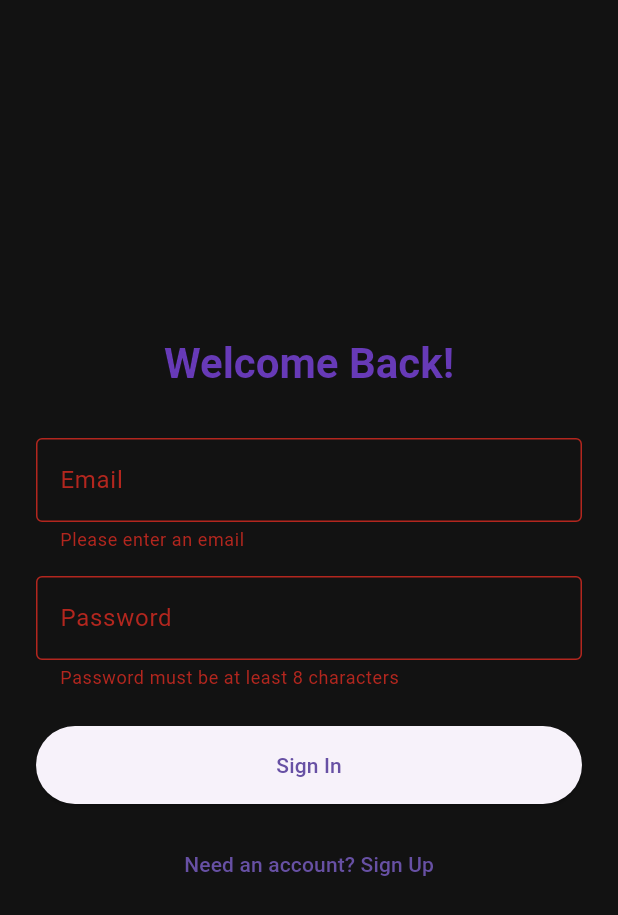
After one commit to HoriaCns/Expense-Tracker-Application, a Flutter app: the AuthScreen screen opened directly, after a tap on "Sign In", on a phone screen of 412 x 824 dp. The commit adds this screen. Shown: the top 915 px of the screen. Run offline on Flutter 3.47's test engine with Material 3 defaults, Android fonts, the phone set to English and light mode, and no system bars; our stand-ins replace appwrite, flutter_slidable; network calls fail.

Commit message:
Implemented Appwrite database functionality, as well as Auth functionality

```diff
--- /dev/null
+++ b/lib/api/appwrite_client.dart
@@ -0,0 +1,95 @@
+import 'package:appwrite/appwrite.dart';
+import 'package:appwrite/models.dart' as models;
+import 'package:expense_tracker/models/expense.dart';
+
+class AppwriteClient {
+  Client client = Client();
+  late final Account account;
+  late final Databases databases;
+
+  // --- Appwrite Project Details ---
+  final String endpoint = 'https://cloud.appwrite.io/v1';
+  final String projectId = '6888d41200119a354530';
+  final String databaseId = '6888d9030028080295df';
+  final String collectionId = '6888d90a000c303ab5e1'; // For expenses
+
+  AppwriteClient() {
+    client
+        .setEndpoint(endpoint)
+        .setProject(projectId)
+        .setSelfSigned(status: true);
+
+    account = Account(client);
+    databases = Databases(client);
+  }
+
+  // --- Authentication Methods ---
+
+  // CORRECTED: The return type is now Future<models.User?>
+  Future<models.User?> getCurrentUser() async {
+    try {
+      return await account.get();
+    } on AppwriteException {
+      return null;
+    }
+  }
+
+  Future<models.Session> signIn({required String email, required String password}) {
+    return account.createEmailPasswordSession(email: email, password: password);
+  }
+
+  Future<models.User> signUp({required String email, required String password}) {
+    return account.create(userId: ID.unique(), email: email, password: password);
+  }
+
+  Future<void> signOut() async {
+    await account.deleteSession(sessionId: 'current');
+  }
+
+  // --- Database Methods ---
+  Future<List<Expense>> getExpenses(String userId) async {
+    try {
+      final response = await databases.listDocuments(
+        databaseId: databaseId,
+        collectionId: collectionId,
+        queries: [
+          Query.equal('userId', userId),
+        ],
+      );
+
+      return response.documents.map((doc) {
+        return Expense(
+          id: doc.$id,
+          title: doc.data['title'],
+          amount: (doc.data['amount'] as num).toDouble(),
+          date: DateTime.parse(doc.data['date']),
+        );
+      }).toList();
+    } on AppwriteException catch (e) {
+      print('Error fetching expenses: $e');
+      return [];
+    }
+  }
+
+  Future<void> addExpense(Expense expense, String userId) async {
+    await databases.createDocument(
+      databaseId: databaseId,
+      collectionId: collectionId,
+      documentId: ID.unique(),
+      data: {
+        'title': expense.title,
+        'amount': expense.amount,
+        'date': expense.date.toIso8601String(),
+        'userId': userId,
+      },
+    );
+  }
+
+  Future<void> deleteExpense(String documentId) async {
+    await databases.deleteDocument(
+      databaseId: databaseId,
+      collectionId: collectionId,
+      documentId: documentId,
+    );
+  }
+}
--- /dev/null
+++ b/lib/api/auth_notifier.dart
@@ -0,0 +1,67 @@
+import 'package:flutter/material.dart';
+import 'package:appwrite/models.dart' as models;
+import 'package:expense_tracker/api/appwrite_client.dart';
+
+// Enum to represent the different states of authentication.
+enum AuthStatus {
+  uninitialized,
+  authenticated,
+  unauthenticated,
+}
+
+class AuthNotifier extends ChangeNotifier {
+  final AppwriteClient _appwriteClient = AppwriteClient();
+
+  AuthStatus _status = AuthStatus.uninitialized;
+  models.User? _currentUser;
+
+  // Public getters to access the private state variables.
+  AuthStatus get status => _status;
+  models.User? get currentUser => _currentUser;
+
+  // Constructor runs when the notifier is created.
+  AuthNotifier() {
+    checkCurrentUser();
+  }
+
+  /// Checks for an existing user session on app start.
+  Future<void> checkCurrentUser() async {
+    try {
+      _currentUser = await _appwriteClient.getCurrentUser();
+      _status = AuthStatus.authenticated;
+    } catch (e) {
+      _status = AuthStatus.unauthenticated;
+    }
+    // Notify all listeners that the state has changed.
+    notifyListeners();
+  }
+
+  /// Signs the user in and updates the state.
+  Future<void> signIn({required String email, required String password}) async {
+    await _appwriteClient.signIn(email: email, password: password);
+    // Re-check user status after a successful sign-in.
+    await checkCurrentUser();
+  }
+
+  /// Signs a new user up but does NOT log them in.
+  Future<void> signUp({required String email, required String password}) async {
+    await _appwriteClient.signUp(email: email, password: password);
+  }
+
+  /// Signs the user out and updates the state.
+  Future<void> signOut() async {
+    try {
+      await _appwriteClient.signOut();
+    } catch (e) {
+      // Log the error for debugging, but don't stop the function.
+      // We want to update the UI state regardless of a server error.
+      print("Error during sign out: $e");
+    } finally {
+      // This 'finally' block will ALWAYS run, even if an error occurs above.
+      // This ensures the app's state is correctly reset.
+      _status = AuthStatus.unauthenticated;
+      _currentUser = null;
+      notifyListeners();
+    }
+  }
+}
--- a/lib/models/expense.dart
+++ b/lib/models/expense.dart
@@ -1,4 +1,3 @@
-import 'package:flutter/foundation.dart';
 
 class Expense {
   final String id;
--- /dev/null
+++ b/lib/screens/auth_screen.dart
@@ -0,0 +1,145 @@
+import 'package:appwrite/appwrite.dart';
+import 'package:expense_tracker/api/auth_notifier.dart';
+import 'package:flutter/material.dart';
+import 'package:provider/provider.dart';
+
+class AuthScreen extends StatefulWidget {
+  const AuthScreen({super.key});
+
+  @override
+  State<AuthScreen> createState() => _AuthScreenState();
+}
+
+class _AuthScreenState extends State<AuthScreen> {
+  final _emailController = TextEditingController();
+  final _passwordController = TextEditingController();
+  final _formKey = GlobalKey<FormState>();
+
+  bool _isSigningUp = false;
+  bool _isLoading = false;
+
+  // REFACTORED: This method now uses the AuthNotifier.
+  void _submitForm() async {
+    if (!_formKey.currentState!.validate()) {
+      return;
+    }
+
+    setState(() {
+      _isLoading = true;
+    });
+
+    // Get the AuthNotifier instance from the provider.
+    // listen: false is important here because we are in a method, not the build method.
+    final authNotifier = Provider.of<AuthNotifier>(context, listen: false);
+
+    try {
+      if (_isSigningUp) {
+        // --- SIGN UP LOGIC ---
+        await authNotifier.signUp(
+          email: _emailController.text,
+          password: _passwordController.text,
+        );
+
+        // ADDED: Immediately sign out to destroy the session created by signUp.
+        // This ensures the user is returned to the sign-in page.
+        await authNotifier.signOut();
+
+        // Show a success message as requested.
+        if (mounted) {
+          ScaffoldMessenger.of(context).showSnackBar(
+            const SnackBar(
+              backgroundColor: Colors.green,
+              content: Text('You have registered successfully! Please sign in.'),
+            ),
+          );
+        }
+
+        // Switch the UI back to the Sign In page.
+        setState(() {
+          _isSigningUp = false;
+        });
+
+      } else {
+        // --- SIGN IN LOGIC ---
+        await authNotifier.signIn(
+          email: _emailController.text,
+          password: _passwordController.text,
+        );
+        // The AuthGate will now automatically navigate to ExpenseHome.
+      }
+    } on AppwriteException catch (e) {
+      if (mounted) {
+        ScaffoldMessenger.of(context).showSnackBar(
+          SnackBar(
+            backgroundColor: Colors.red,
+            content: Text(e.message ?? 'An error occurred'),
+          ),
+        );
+      }
+    } finally {
+      if (mounted) {
+        setState(() {
+          _isLoading = false;
+        });
+      }
+    }
+  }
+
+  @override
+  Widget build(BuildContext context) {
+    return Scaffold(
+      body: Center(
+        child: SingleChildScrollView(
+          padding: const EdgeInsets.all(24.0),
+          child: Form(
+            key: _formKey,
+            child: Column(
+              mainAxisAlignment: MainAxisAlignment.center,
+              crossAxisAlignment: CrossAxisAlignment.stretch,
+              children: [
+                Text(
+                  _isSigningUp ? 'Create an Account' : 'Welcome Back!',
+                  style: Theme.of(context).textTheme.headlineMedium?.copyWith(fontWeight: FontWeight.bold, color: Colors.deepPurple),
+                  textAlign: TextAlign.center,
+                ),
+                const SizedBox(height: 32),
+                TextFormField(
+                  controller: _emailController,
+                  decoration: const InputDecoration(labelText: 'Email', border: OutlineInputBorder()),
+                  style: TextStyle(color: Colors.teal),
+                  keyboardType: TextInputType.emailAddress,
+                  validator: (value) => (value?.isEmpty ?? true) ? 'Please enter an email' : null,
+                ),
+                const SizedBox(height: 16),
+                TextFormField(
+                  controller: _passwordController,
+                  decoration: const InputDecoration(labelText: 'Password', border: OutlineInputBorder()),
+                  style: TextStyle(color: Colors.teal),
+                  obscureText: true,
+                  validator: (value) => (value?.length ?? 0) < 8 ? 'Password must be at least 8 characters' : null,
+                ),
+                const SizedBox(height: 24),
+                _isLoading
+                    ? const Center(child: CircularProgressIndicator())
+                    : ElevatedButton(
+                  onPressed: _submitForm,
+                  style: ElevatedButton.styleFrom(padding: const EdgeInsets.symmetric(vertical: 16)),
+                  child: Text(_isSigningUp ? 'Sign Up' : 'Sign In'),
+                ),
+                const SizedBox(height: 16),
+                TextButton(
+                  onPressed: () {
+                    setState(() {
+                      _isSigningUp = !_isSigningUp;
+                    });
+                  },
+                  child: Text(_isSigningUp ? 'Already have an account? Sign In' : 'Need an account? Sign Up'),
+                ),
+              ],
+            ),
+          ),
+        ),
+      ),
+    );
+  }
+}
--- a/lib/widgets/new_expense.dart
+++ b/lib/widgets/new_expense.dart
@@ -4,7 +4,7 @@ import 'package:intl/intl.dart';
 class NewExpense extends StatefulWidget {
   final Function(String, double, DateTime) onAddExpense;
 
-  NewExpense({super.key, required this.onAddExpense});
+  const NewExpense({super.key, required this.onAddExpense});
 
   @override
   State<NewExpense> createState() => _NewExpenseState();
--- a/pubspec.yaml
+++ b/pubspec.yaml
@@ -33,6 +33,9 @@ dependencies:
   intl: ^0.18.1
   uuid: ^4.4.0
   flutter_slidable: ^3.1.1
+  appwrite: ^17.1.0
+  flutter_web_auth_2: ^4.1.0
+  provider: ^6.1.2
 
   # The following adds the Cupertino Icons font to your application.
   # Use with the CupertinoIcons class for iOS style icons.
```
Also changed, not shown: lib/main.dart (+109 -72 lines), lib/screens/auth_gate.dart (added, +32 -0 lines), pubspec.lock, 8 other files.
